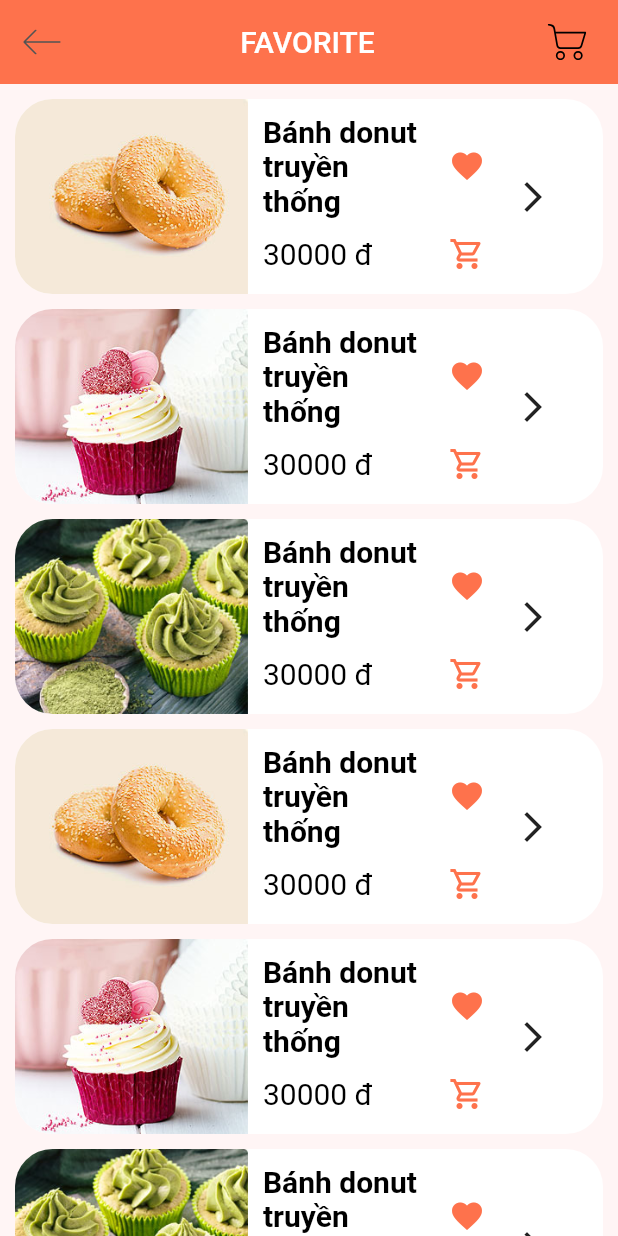
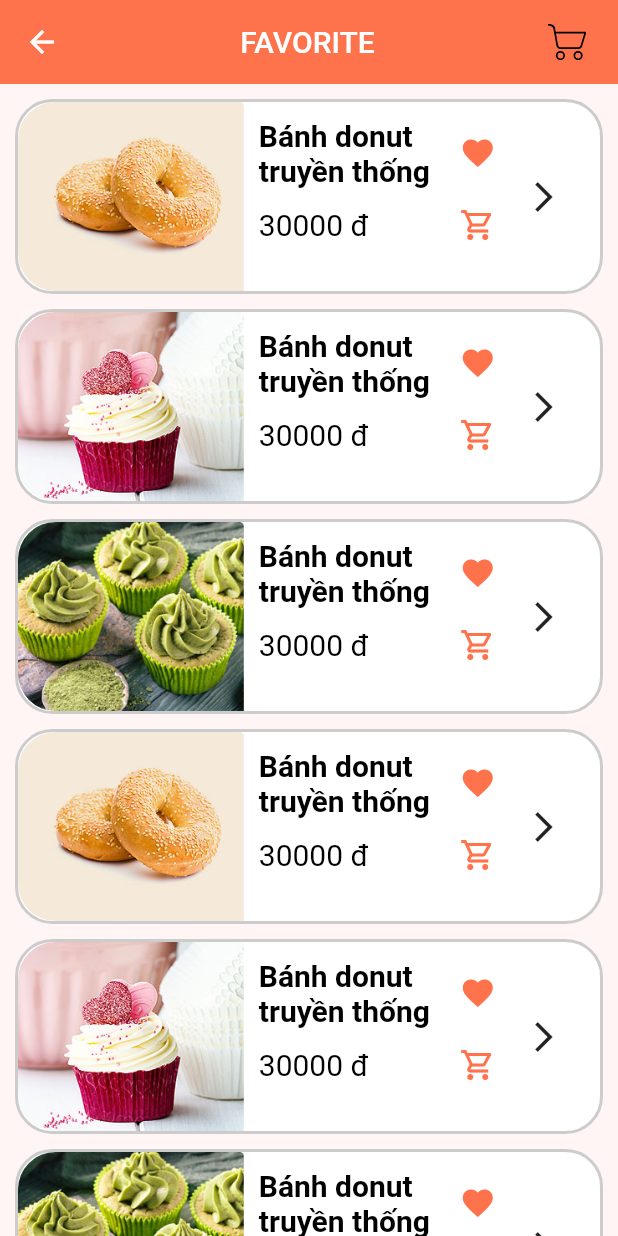
Before and after one commit to vinhvinhvinh/CakeBakeryMobile, a Flutter app: the FavoriteScreen screen opened by its route, on a phone screen of 412 x 824 dp. Run offline on Flutter 3.47's test engine with Material 2 defaults, Android fonts, the phone set to English and light mode, and no system bars; our stand-ins replace carousel_slider, flutter_svg; project files that could hold a hidden picture were left out.

Commit message:
fix bug home/banner and SearchResult and favorite and ListPrductsByCategory

```diff
--- a/flutter_application_cake_bakery/lib/screens/favorite/components/body_favorite.dart
+++ b/flutter_application_cake_bakery/lib/screens/favorite/components/body_favorite.dart
@@ -40,6 +40,10 @@ class _ProductItemState extends State<ProductItem> {
       child: Container(
         height: 130,
         decoration: BoxDecoration(
+          border: Border.all(
+          width: 2,
+          color: Colors.black.withOpacity(0.2),
+        ),
           color: Colors.white,
           borderRadius: BorderRadius.circular(25),
         ),
@@ -65,12 +69,12 @@ class _ProductItemState extends State<ProductItem> {
                     children: [
                       Container(
                         padding: const EdgeInsets.fromLTRB(10, 10, 0, 0),
-                        width: 170,
+                        width: 180,
                         child: Row(
                           children: [
                             Container(
                               //padding: const EdgeInsets.fromLTRB(0, 0, 20, 0),
-                              width: 110,
+                              width: 120,
                               child: Text(
                                 '${widget.product.productName}',
                                 style: const TextStyle(
@@ -100,7 +104,7 @@ class _ProductItemState extends State<ProductItem> {
                       //Price Product
                       Container(
                         padding: const EdgeInsets.fromLTRB(10, 0, 0, 0),
-                        width: 170,
+                        width: 180,
                         //color: Colors.green,
                         child: Row(
                           children: [
@@ -127,7 +131,7 @@ class _ProductItemState extends State<ProductItem> {
               ),
               Container(
                 //color: Colors.blue,
-                width: 40,
+                width: 30,
                 child: IconButton(
                   onPressed: () {},
                   icon: const Icon(
--- a/flutter_application_cake_bakery/lib/screens/favorite/favorite_screen.dart
+++ b/flutter_application_cake_bakery/lib/screens/favorite/favorite_screen.dart
@@ -17,8 +17,12 @@ class FavoriteScreen extends StatelessWidget {
       backgroundColor: primaryColor,
       elevation: 0,
       leading: IconButton(
-        icon: SvgPicture.asset("assets/svg/icons/back.svg"),
-        onPressed: () {},
+        icon: const Icon(
+          Icons.arrow_back,
+          size: 24,
+        ),
+        onPressed: () =>Navigator.pop(context),
+
       ),
       title: Container(
         height: 65,
--- a/flutter_application_cake_bakery/lib/screens/home/components/banner_home.dart
+++ b/flutter_application_cake_bakery/lib/screens/home/components/banner_home.dart
@@ -27,10 +27,10 @@ class Banners extends StatelessWidget {
               //height: 60.0,
               enlargeCenterPage: true,
               autoPlay: true,
-              aspectRatio: 22 / 8,
+              aspectRatio: 21 / 8,
               autoPlayCurve: Curves.easeInOutSine,
               enableInfiniteScroll: true,
-              autoPlayAnimationDuration: Duration(milliseconds: 800),
+              autoPlayAnimationDuration: Duration(milliseconds: 700),
               viewportFraction: 0.8,
             ),
           ),
--- a/flutter_application_cake_bakery/lib/screens/product_detail/components/body_product_detail.dart
+++ b/flutter_application_cake_bakery/lib/screens/product_detail/components/body_product_detail.dart
@@ -132,7 +132,7 @@ class _BodyState extends State<Body> {
                     ),
                     IconButton(
                       onPressed: () {},
-                      icon: const Icon(Icons.add),
+                      icon: const Icon(Icons.remove),
                     ),
                     Text(
                       '1',
@@ -140,7 +140,7 @@ class _BodyState extends State<Body> {
                     ),
                     IconButton(
                       onPressed: () {},
-                      icon: const Icon(Icons.remove),
+                      icon: const Icon(Icons.add),
                     ),
                   ],
                 ),
```
Also changed, not shown: flutter_application_cake_bakery/lib/screens/listproductsbycategory/components/body_list_products_by_category.dart (+10 -6 lines), flutter_application_cake_bakery/lib/screens/searchresult/components/body_search_result.dart (+8 -4 lines).
